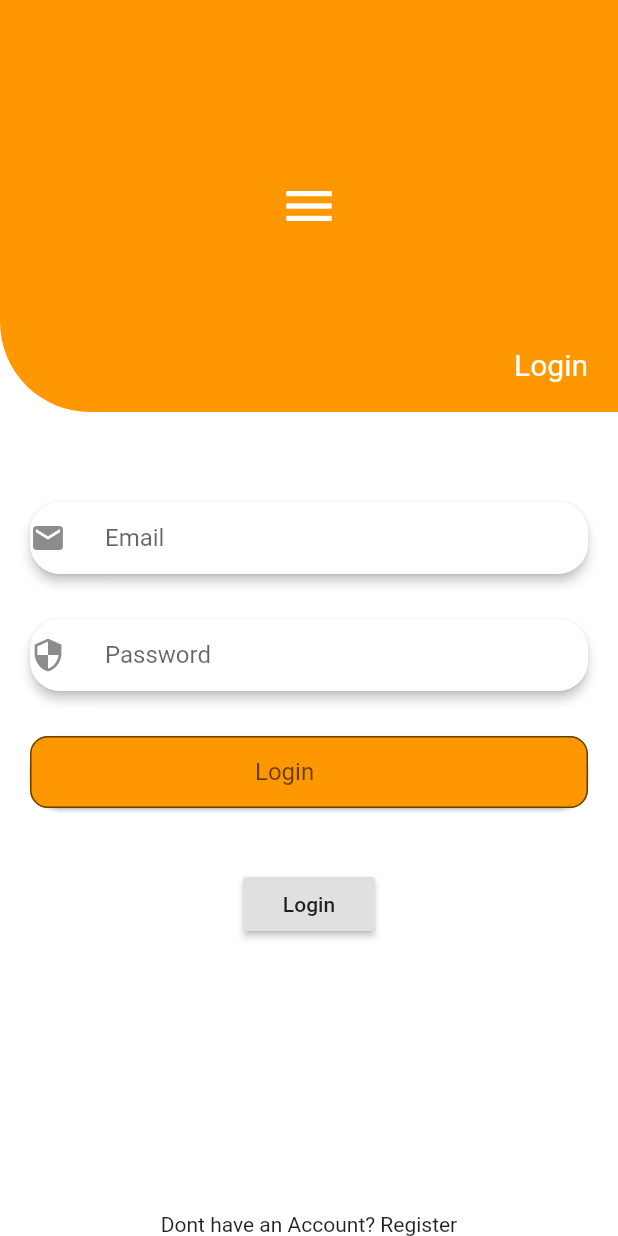
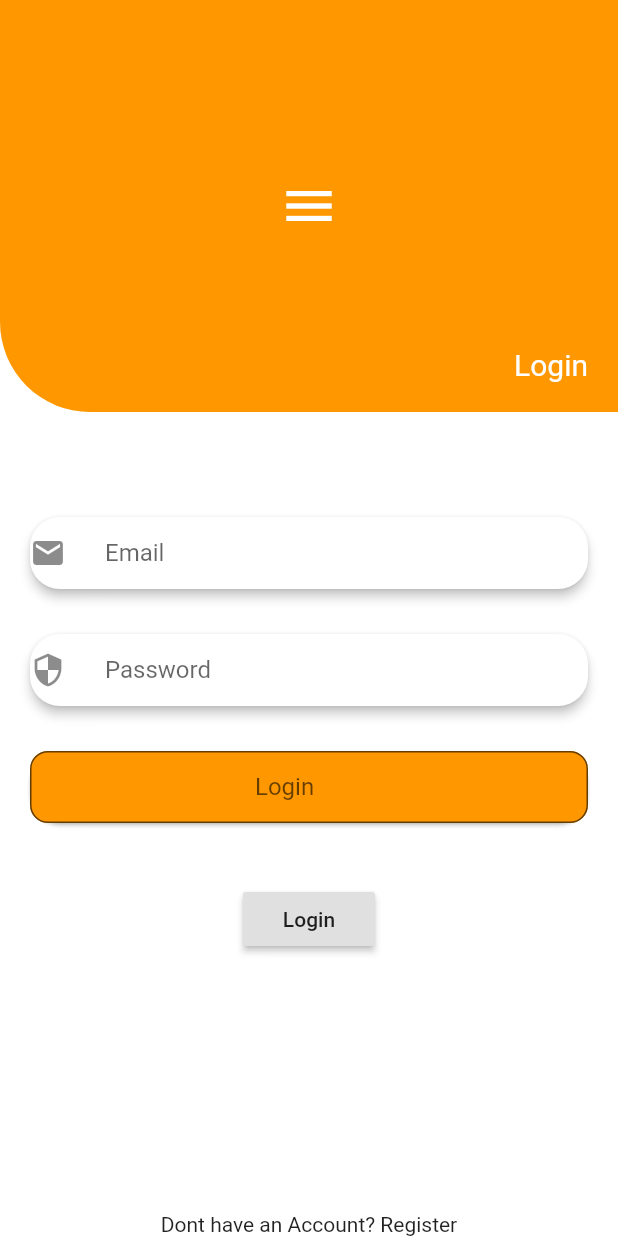
Before and after one commit to venkateshavenki/demo, a Flutter app: the screen it shows after launch, on a phone screen of 412 x 824 dp. Run offline on Flutter 3.47's test engine with Material 2 defaults, Android fonts, the phone set to English and light mode, and no system bars.

Commit message:
changed margin top 20 to 30

```diff
--- a/lib/home_page.dart
+++ b/lib/home_page.dart
@@ -36,7 +36,7 @@ class HomePage extends StatelessWidget {
         crossAxisAlignment: CrossAxisAlignment.center,
         children: <Widget>[
           Card(
-            margin:EdgeInsets.only(top: 20,left: 20,right: 20,bottom: 10),
+            margin:EdgeInsets.only(top: 30,left: 20,right: 20,bottom: 10),
             elevation: 3,
             shape: RoundedRectangleBorder(
               borderRadius: BorderRadius.circular(20),
```
